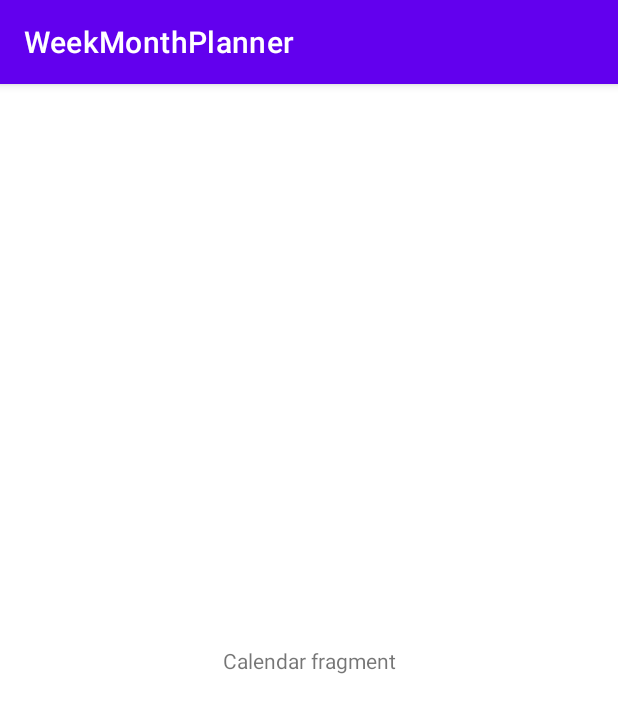
After one commit to Anette11/WeekMonthPlanner, an Android app: the fragment CalendarFragment shown on its own in the app's theme, on a phone screen of 412 x 824 dp. The commit adds this screen. Shown: the top 713 px of the screen. Run offline under Robolectric (Android 15) with nearby library versions, the phone set to English and light mode, and no system bars.

Commit message:
Create classes and layouts for fragments.

```diff
--- /dev/null
+++ b/app/src/main/java/com/example/weekmonthplanner/fragments/calendar/CalendarFragment.java
@@ -0,0 +1,38 @@
+package com.example.weekmonthplanner.fragments.calendar;
+
+import android.os.Bundle;
+import android.view.LayoutInflater;
+import android.view.View;
+import android.view.ViewGroup;
+
+import androidx.annotation.NonNull;
+import androidx.annotation.Nullable;
+import androidx.fragment.app.Fragment;
+
+import com.example.weekmonthplanner.R;
+import com.example.weekmonthplanner.databinding.CalendarFragmentBinding;
+
+public class CalendarFragment extends Fragment {
+    private CalendarFragmentBinding binding;
+
+    public CalendarFragment() {
+        super(R.layout.calendar_fragment);
+    }
+
+    @Nullable
+    @Override
+    public View onCreateView(
+            @NonNull LayoutInflater inflater,
+            @Nullable ViewGroup container,
+            @Nullable Bundle savedInstanceState) {
+        binding = CalendarFragmentBinding.inflate(inflater, container, false);
+        View view = binding.getRoot();
+        return view;
+    }
+
+    @Override
+    public void onDestroyView() {
+        super.onDestroyView();
+        binding = null;
+    }
+}
--- /dev/null
+++ b/app/src/main/res/layout/calendar_fragment.xml
@@ -0,0 +1,16 @@
+<?xml version="1.0" encoding="utf-8"?>
+<androidx.constraintlayout.widget.ConstraintLayout xmlns:android="http://schemas.android.com/apk/res/android"
+    xmlns:app="http://schemas.android.com/apk/res-auto"
+    android:layout_width="match_parent"
+    android:layout_height="match_parent">
+
+    <TextView
+        android:layout_width="wrap_content"
+        android:layout_height="wrap_content"
+        android:text="Calendar fragment"
+        app:layout_constraintBottom_toBottomOf="parent"
+        app:layout_constraintEnd_toEndOf="parent"
+        app:layout_constraintStart_toStartOf="parent"
+        app:layout_constraintTop_toTopOf="parent" />
+
+</androidx.constraintlayout.widget.ConstraintLayout>
```
Also changed, not shown: app/src/main/java/com/example/weekmonthplanner/MainActivity.java (+9 -2 lines), app/src/main/java/com/example/weekmonthplanner/fragments/fragment_unknown_1/Unknown1Fragment.java (added, +38 -0 lines), app/src/main/java/com/example/weekmonthplanner/fragments/fragment_unknown_2/Unknown2Fragment.java (added, +38 -0 lines), app/src/main/java/com/example/weekmonthplanner/fragments/home/HomeFragment.java (added, +38 -0 lines), app/src/main/res/layout/home_fragment.xml (added, +16 -0 lines), app/src/main/res/layout/unknown_1_fragment.xml (added, +16 -0 lines), app/src/main/res/layout/unknown_2_fragment.xml (added, +16 -0 lines).
